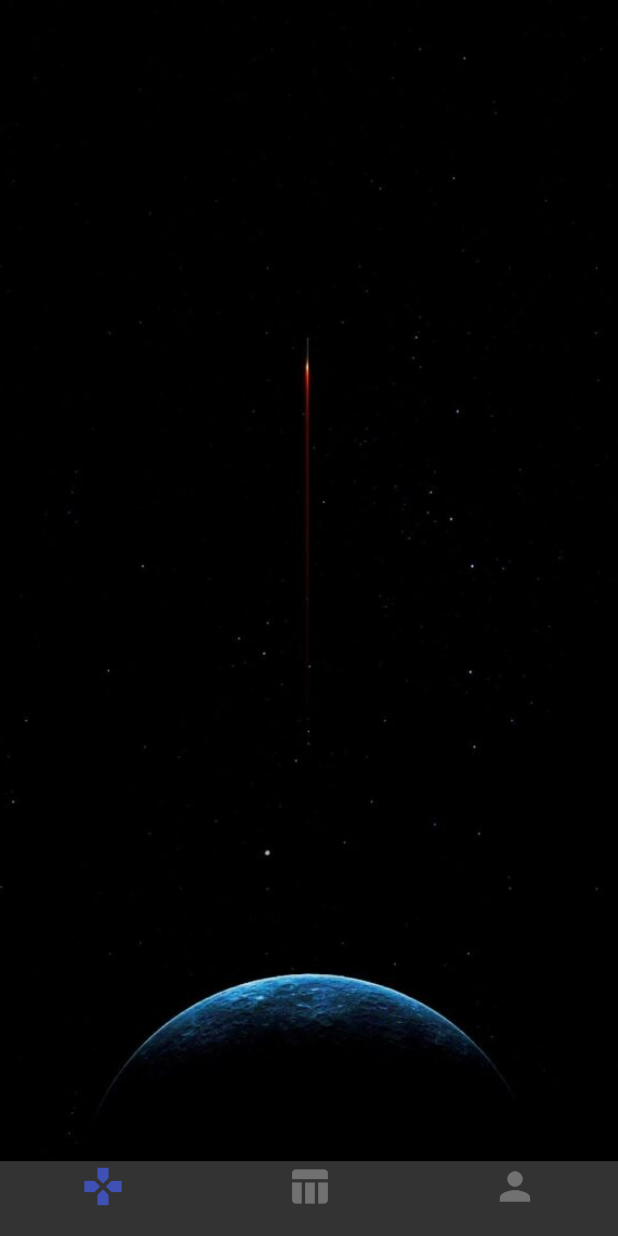
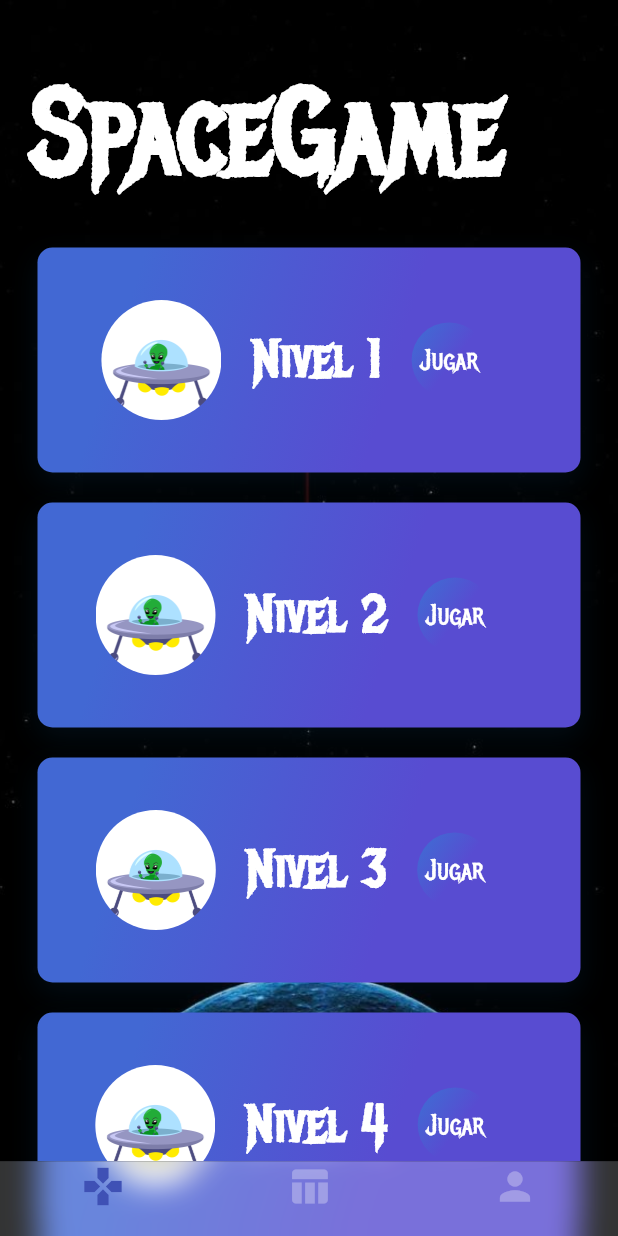
Before and after one commit to jantonio2/space_game, a Flutter app: the screen it shows after launch, on a phone screen of 412 x 824 dp. Run offline on Flutter 3.47's test engine with Material 2 defaults, Android fonts, the phone set to English and light mode, and no system bars; missing offline and left inert: generic_bloc_provider.

Commit message:
Menu de niveles

```diff
--- a/lib/main_game.dart
+++ /dev/null
@@ -1,21 +0,0 @@
-import 'package:flutter/material.dart';
-
-class GameMain extends StatelessWidget{
-  @override
-  Widget build(BuildContext context) {
-    // TODO: implement build
-    return Stack(
-      children: <Widget>[
-        Container(
-          decoration: BoxDecoration(
-            image: DecorationImage(
-              image: AssetImage("assets/img/Fondo1.jpg"),
-              fit: BoxFit.cover
-            )
-          ),
-        )
-      ],
-    );
-  }
-
-}
--- a/lib/space_menu.dart
+++ b/lib/space_menu.dart
@@ -1,6 +1,6 @@
 import 'package:flutter/cupertino.dart';
 import 'package:flutter/material.dart';
-import 'package:spacegame/main_game.dart';
+import 'package:spacegame/widgets/main_game.dart';
 import 'package:spacegame/Score/ui/main_score.dart';
 import 'package:spacegame/User/ui/main_user.dart';
 
--- /dev/null
+++ b/lib/widgets/card_level.dart
@@ -0,0 +1,124 @@
+import 'package:flutter/material.dart';
+import 'package:spacegame/widgets/game.dart';
+import 'package:spacegame/widgets/gradient_back.dart';
+
+class CardLevel extends StatelessWidget{
+
+  String pathImage = 'assets/img/extraterrestre1.png';
+  String level;
+
+  CardLevel(this.pathImage, this.level);
+
+  @override
+  Widget build(BuildContext context) {
+    // TODO: implement build
+    return Container(
+      height: 150,
+      width: 150,
+      margin: EdgeInsets.only(
+          top: 20.0,
+      ),
+      //color: Colors.indigo,
+      decoration: BoxDecoration(
+          borderRadius: BorderRadius.all(Radius.circular(10.0)),
+          shape: BoxShape.rectangle,
+          gradient: LinearGradient(
+              colors: [
+                Color(0xFF4268D3),
+                Color(0xFF584CD1)
+              ],
+              begin: FractionalOffset(0.2,0.0),
+              end: FractionalOffset(1.0,0.6),
+              stops: [0.0, 0.6],
+              tileMode: TileMode.clamp
+          ),
+          //color: Colors.indigo,
+          boxShadow: <BoxShadow>[
+            BoxShadow(
+                color: Color(0x33053E67),
+                blurRadius: 15.0,
+                offset: Offset(0.0,7.0)
+            )
+          ]
+      ),
+      child: Center(
+        child: Row(
+          mainAxisAlignment: MainAxisAlignment.center,
+          children: <Widget>[
+            Container(
+              margin: EdgeInsets.only(
+                  right: 20.0
+              ),
+              width: 80.0,
+              height: 80.0,
+
+              decoration: BoxDecoration(
+                  shape: BoxShape.circle,
+                  image: DecorationImage(
+                      fit: BoxFit.cover,
+                      image: AssetImage('assets/img/extraterrestre1.png')
+                  )
+              ),
+            ),
+            Container(
+              margin: EdgeInsets.only(
+                  right: 20.0
+              ),
+             child:  Text(
+               level,
+               style: TextStyle(
+                   fontFamily: "Metal",
+                   fontSize: 35.0,
+                   fontWeight: FontWeight.w900,
+                   color: Colors.white
+               ),
+               //textAlign: TextAlign.center,
+             ),
+            ),
+            InkWell(
+              onTap: (){
+                Navigator.push(
+                    context,
+                    MaterialPageRoute(builder: (context) => Game(level)),
+                );
+              },
+              child: Container(
+                margin: EdgeInsets.only(
+                    right: 20.0
+                ),
+                height: 50.0,
+                width: 50.0,
+                decoration: BoxDecoration(
+                  borderRadius: BorderRadius.circular(30.0),
+                  gradient: LinearGradient(
+                      colors: [
+                        Color(0xFF4268D3),
+                        Color(0xFF584CD1)
+                      ],
+                      begin: FractionalOffset(0.2,0.0),
+                      end: FractionalOffset(1.0,0.6),
+                      stops: [0.0,0.6],
+                      tileMode: TileMode.clamp
+                  ),
+                ),
+
+                child: Center(
+                  child: Text(
+                    'Jugar',
+                    style: TextStyle(
+                        fontSize: 18.0,
+                        fontFamily: "Metal",
+                        color: Colors.white
+                    ),
+                  ),
+                ),
+
+              ),
+            )
+          ],
+        ),
+      ),
+    );
+  }
+
+}
--- /dev/null
+++ b/lib/widgets/game.dart
@@ -0,0 +1,20 @@
+import 'package:flutter/material.dart';
+
+class Game extends StatelessWidget{
+
+  String level;
+  Game(this.level);
+
+  @override
+  Widget build(BuildContext context) {
+    // TODO: implement build
+    return Container(
+      color: Colors.greenAccent,
+      child: Text(
+        level,
+        textAlign: TextAlign.center,
+      ),
+    );
+  }
+
+}
--- /dev/null
+++ b/lib/widgets/gradient_back.dart
@@ -0,0 +1,26 @@
+import 'package:flutter/material.dart';
+
+class GradientBack extends StatelessWidget{
+
+  @override
+  Widget build(BuildContext context) {
+    // TODO: implement build
+    return Container(
+      height: 250.0,
+      decoration: BoxDecoration(
+          gradient: LinearGradient(
+              colors: [
+                Color(0xFF4268D3),
+                Color(0xFF584CD1)
+              ],
+              begin: FractionalOffset(0.2,0.0),
+              end: FractionalOffset(1.0,0.6),
+              stops: [0.0, 0.6],
+              tileMode: TileMode.clamp
+          )
+      ),
+      alignment: Alignment(-0.9, -0.6),
+    );
+  }
+
+}
--- /dev/null
+++ b/lib/widgets/main_game.dart
@@ -0,0 +1,61 @@
+import 'package:flutter/cupertino.dart';
+import 'package:flutter/material.dart';
+import 'package:spacegame/widgets/card_level.dart';
+
+class GameMain extends StatelessWidget{
+  @override
+  Widget build(BuildContext context) {
+    // TODO: implement build
+    return Scaffold(
+      body: Container(
+        decoration: BoxDecoration(
+          image:DecorationImage(
+            image: AssetImage("assets/img/Fondo1.jpg"),
+            fit: BoxFit.cover
+          )
+        ),
+        child: Center(
+          child: Stack(
+            children: <Widget>[
+              Container(
+                alignment: Alignment.center,
+                margin: EdgeInsets.only(
+                    top: 120.0
+                ),
+                //height: 300,
+                child: ListView(
+                  padding: EdgeInsets.all(25.0),
+                  scrollDirection: Axis.vertical,
+                  children: <Widget>[
+                    CardLevel("","Nivel 1"),
+                    CardLevel("","Nivel 2"),
+                    CardLevel("","Nivel 3"),
+                    CardLevel("","Nivel 4"),
+                    CardLevel("","Nivel 5"),
+                  ],
+                ),
+              ),
+              Container(
+                margin: EdgeInsets.only(
+                    top: 40.0,
+                    left: 20.0
+                ),
+                child: Text(
+                  'SpaceGame',
+                  style: TextStyle(
+                      fontFamily: "Metal",
+                      fontSize: 80.0,
+                      fontWeight: FontWeight.w900,
+                      color: Colors.white
+                  ),
+                  //textAlign: TextAlign.center,
+                ),
+              )
+            ],
+          ),
+        ),
+      ),
+    );
+  }
+
+}
--- a/pubspec.yaml
+++ b/pubspec.yaml
@@ -82,3 +82,7 @@ flutter:
   # see https://flutter.dev/custom-fonts/#from-packages
   assets:
     - assets/img/
+  fonts:
+    - family: Metal
+      fonts:
+        - asset: fonts/MetalMania-Regular.ttf
```
Also changed, not shown: assets/img/extraterrestre1.png (added), fonts/MetalMania-Regular.ttf (added).
